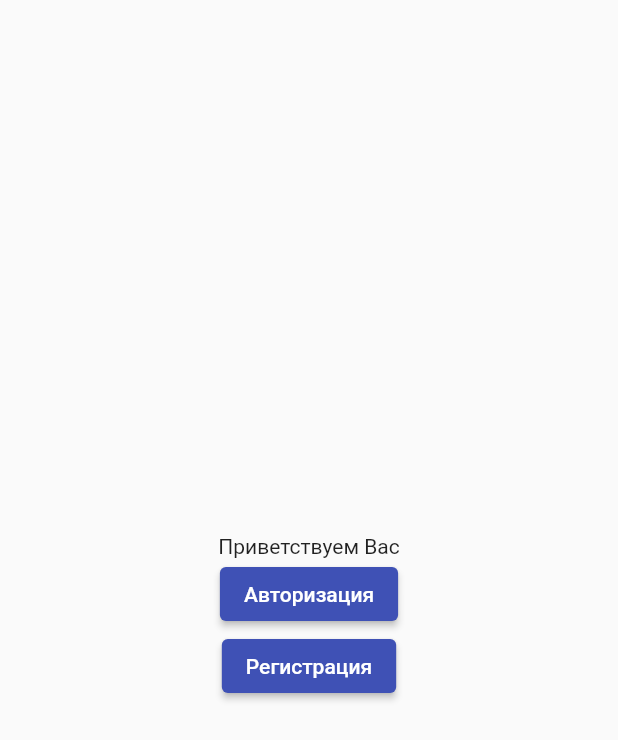
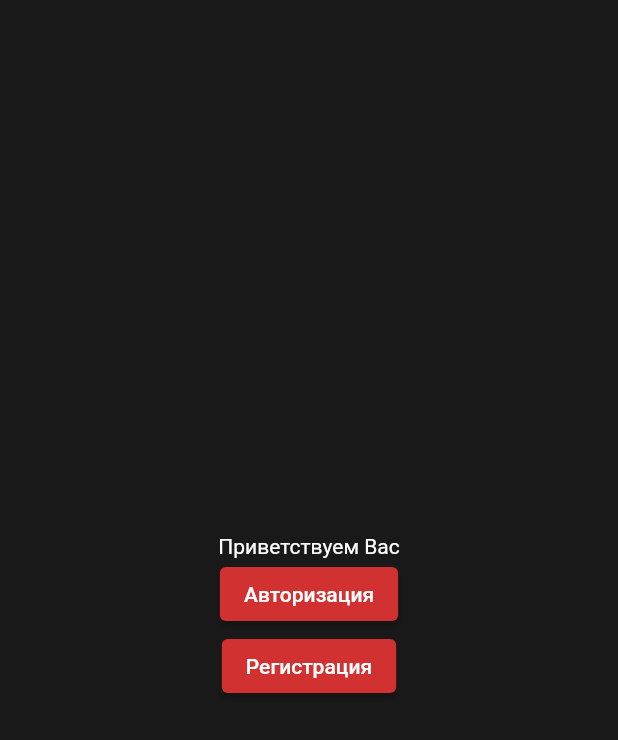
Before and after one commit to mozochek/sports_complex_app, a Flutter app: the screen it shows after launch, on a phone screen of 412 x 824 dp. Shown: the top 740 px of the screen. Run offline on Flutter 3.47's test engine with Material 2 defaults, Android fonts, the phone set to English and light mode, and no system bars; our stand-ins replace cloud_firestore, date_picker_timeline, firebase_auth, firebase_core, flutter_slidable, flutter_svg and 6 more; accounts and stored records are empty; Roboto replaces fonts that are missing (ProximaNova).

Commit message:
Add custom theme in app

```diff
--- a/lib/src/presentation/application.dart
+++ b/lib/src/presentation/application.dart
@@ -4,6 +4,7 @@ import 'package:flutter_localizations/flutter_localizations.dart';
 import 'package:sports_complex_app/generated/l10n.dart';
 import 'package:sports_complex_app/injection.dart';
 import 'package:sports_complex_app/src/presentation/router/i_sports_complex_router.dart';
+import 'package:sports_complex_app/src/presentation/themes.dart';
 import 'package:sports_complex_app/src/presentation/welcome/welcome_screen.dart';
 
 class Application extends StatefulWidget {
@@ -27,10 +28,7 @@ class _ApplicationState extends State<Application> {
       ],
       supportedLocales: S.delegate.supportedLocales,
       title: 'Спортивный комплекс',
-      theme: ThemeData(
-        primarySwatch: Colors.indigo,
-        visualDensity: VisualDensity.adaptivePlatformDensity,
-      ),
+      theme: AppThemes.mainTheme,
       navigatorKey: getIt<ISportsComplexRouter>().rootNavigatorKey,
       home: const WelcomeScreen(),
     );
```
